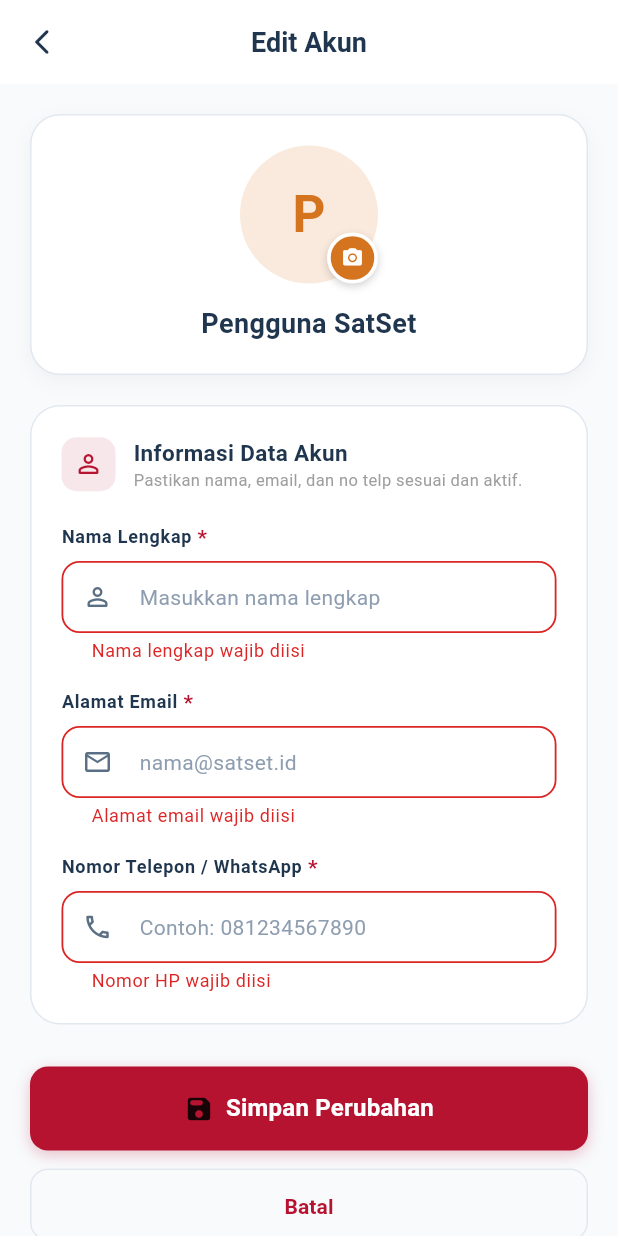
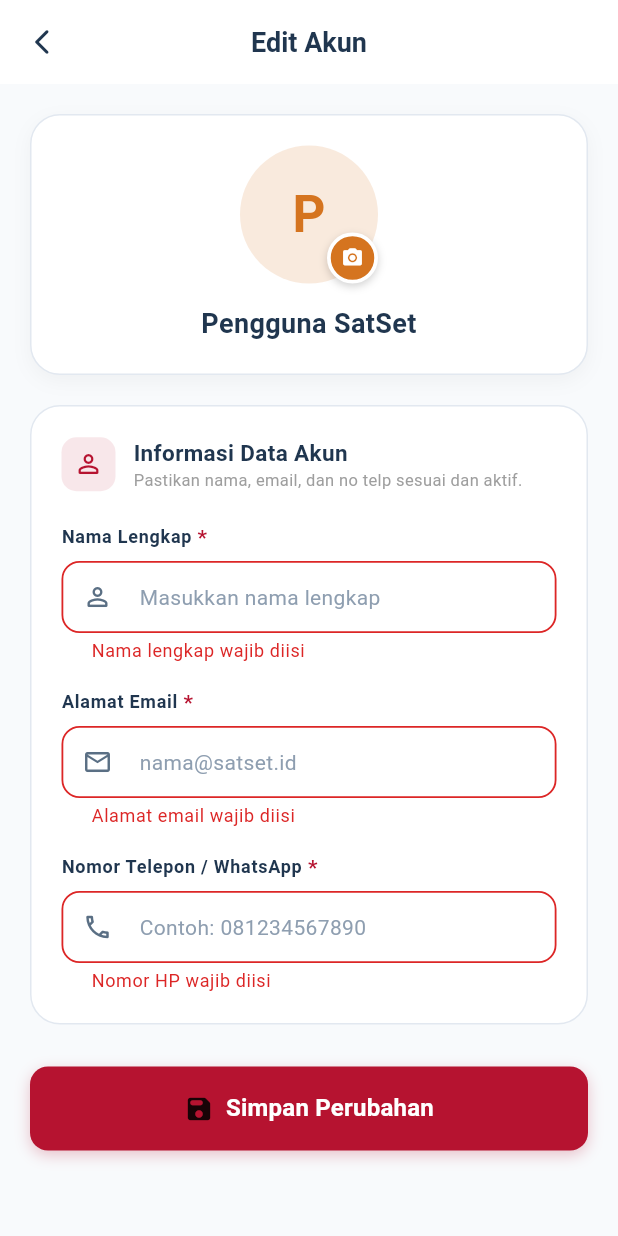
Before and after one commit to ahimshasatyag/satset, a Flutter app: the EditAccountPage screen opened directly, after a tap on "Simpan Perubahan", on a phone screen of 412 x 824 dp. Run offline on Flutter 3.47's test engine with Material 3 defaults, Android fonts, the phone set to English and light mode, and no system bars; our stand-ins replace equatable, flutter_bloc, flutter_map, geolocator, google_sign_in, image_picker and 4 more; accounts and stored records are empty.

Commit message:
feat(account): add EditAccountSkeleton loading state and remove Batal button

```diff
--- a/lib/features/account/presentation/pages/edit_account_page.dart
+++ b/lib/features/account/presentation/pages/edit_account_page.dart
@@ -15,6 +15,9 @@ import '../../../auth/domain/entities/user.dart';
 import '../../domain/entities/user_account.dart';
 import '../bloc/account_bloc.dart';
 import '../bloc/account_event.dart';
+import '../widgets/edit_account_skeleton.dart';
+
+export '../widgets/edit_account_skeleton.dart';
 
 /// Halaman Edit Akun SatSet
 /// Memperbarui Foto Profil, Nama Lengkap, Email, dan Nomor Telepon langsung ke tabel
@@ -712,19 +715,7 @@ class _EditAccountPageState extends State<EditAccountPage> {
         ),
       ),
       body: _isLoading
-          ? const Center(
-              child: Column(
-                mainAxisAlignment: MainAxisAlignment.center,
-                children: [
-                  CircularProgressIndicator(),
-                  SizedBox(height: 16),
-                  Text(
-                    'Memuat informasi profil dari database...',
-                    style: TextStyle(fontSize: 13, color: Colors.grey),
-                  ),
-                ],
-              ),
-            )
+          ? const EditAccountSkeleton()
           : RefreshIndicator(
               onRefresh: _loadProfileFromSupabase,
               child: SingleChildScrollView(
@@ -788,24 +779,6 @@ class _EditAccountPageState extends State<EditAccountPage> {
                         size: ButtonSize.large,
                         prefixIcon: const Icon(Icons.save_rounded, size: 20),
                         onPressed: _saveAccount,
-                      ),
-                      const SizedBox(height: 12),
-                      OutlinedButton(
-                        style: OutlinedButton.styleFrom(
-                          minimumSize: const Size.fromHeight(48),
-                          shape: RoundedRectangleBorder(
-                            borderRadius: BorderRadius.circular(12),
-                          ),
-                          side: BorderSide(
-                            color: isDark
-                                ? AppColors.borderDark
-                                : AppColors.borderLight,
-                          ),
-                        ),
-                        onPressed: _isSaving
-                            ? null
-                            : () => Navigator.of(context).pop(false),
-                        child: const Text('Batal'),
                       ),
                       const SizedBox(height: 24),
                     ],
--- /dev/null
+++ b/lib/features/account/presentation/widgets/edit_account_skeleton.dart
@@ -0,0 +1,227 @@
+import 'package:flutter/material.dart';
+import '../../../../shared/theme/theme.dart';
+
+/// Widget skeleton loading placeholder untuk Halaman Edit Akun (EditAccountPage) SatSet.
+/// Menampilkan animasi shimmer halus menyerupai kartu foto profil avatar,
+/// form field (Nama Lengkap, Email, No HP), dan tombol simpan.
+class EditAccountSkeleton extends StatefulWidget {
+  final ScrollPhysics? physics;
+
+  const EditAccountSkeleton({
+    super.key,
+    this.physics,
+  });
+
+  @override
+  State<EditAccountSkeleton> createState() => _EditAccountSkeletonState();
+}
+
+class _EditAccountSkeletonState extends State<EditAccountSkeleton>
+    with SingleTickerProviderStateMixin {
+  late AnimationController _animController;
+  late Animation<double> _animation;
+
+  @override
+  void initState() {
+    super.initState();
+    _animController = AnimationController(
+      vsync: this,
+      duration: const Duration(milliseconds: 1200),
+    )..repeat(reverse: true);
+
+    _animation = Tween<double>(begin: 0.35, end: 0.85).animate(
+      CurvedAnimation(parent: _animController, curve: Curves.easeInOut),
+    );
+  }
+
+  @override
+  void dispose() {
+    _animController.dispose();
+    super.dispose();
+  }
+
+  @override
+  Widget build(BuildContext context) {
+    final isDark = Theme.of(context).brightness == Brightness.dark;
+    final cardBg = isDark ? AppColors.surfaceDark : Colors.white;
+    final borderColor = isDark ? AppColors.borderDark : AppColors.borderLight;
+    final baseColor =
+        isDark ? AppColors.surfaceVariantDark : AppColors.surfaceVariantLight;
+
+    return AnimatedBuilder(
+      animation: _animation,
+      builder: (context, child) {
+        final shimmerColor = baseColor.withValues(alpha: _animation.value);
+
+        return ListView(
+          physics: widget.physics ?? const AlwaysScrollableScrollPhysics(),
+          padding: const EdgeInsets.symmetric(horizontal: 20, vertical: 20),
+          children: [
+            // 1. Shimmer Header Card (Avatar & Nama)
+            _buildHeaderSkeleton(cardBg, borderColor, shimmerColor, isDark),
+            const SizedBox(height: 20),
+
+            // 2. Shimmer Formulir Card (Header section & 3 TextFields)
+            _buildFormSkeleton(cardBg, borderColor, shimmerColor),
+            const SizedBox(height: 28),
+
+            // 3. Shimmer Tombol Simpan
+            Container(
+              height: 54,
+              width: double.infinity,
+              decoration: BoxDecoration(
+                color: shimmerColor,
+                borderRadius: BorderRadius.circular(16),
+              ),
+            ),
+            const SizedBox(height: 24),
+          ],
+        );
+      },
+    );
+  }
+
+  /// Shimmer Card Header Profil & Avatar
+  Widget _buildHeaderSkeleton(
+    Color cardBg,
+    Color borderColor,
+    Color shimmerColor,
+    bool isDark,
+  ) {
+    return Container(
+      width: double.infinity,
+      padding: const EdgeInsets.all(20),
+      decoration: BoxDecoration(
+        color: cardBg,
+        borderRadius: BorderRadius.circular(20),
+        border: Border.all(color: borderColor),
+        boxShadow: [
+          BoxShadow(
+            color: Colors.black.withValues(alpha: isDark ? 0.2 : 0.04),
+            blurRadius: 10,
+            offset: const Offset(0, 4),
+          ),
+        ],
+      ),
+      child: Column(
+        children: [
+          // Lingkaran Avatar
+          Container(
+            width: 92,
+            height: 92,
+            decoration: BoxDecoration(
+              color: shimmerColor,
+              shape: BoxShape.circle,
+            ),
+          ),
+          const SizedBox(height: 14),
+
+          // Nama Pengguna
+          Container(
+            width: 150,
+            height: 18,
+            decoration: BoxDecoration(
+              color: shimmerColor,
+              borderRadius: BorderRadius.circular(9),
+            ),
+          ),
+        ],
+      ),
+    );
+  }
+
+  /// Shimmer Card Formulir Input Akun
+  Widget _buildFormSkeleton(
+    Color cardBg,
+    Color borderColor,
+    Color shimmerColor,
+  ) {
+    return Container(
+      padding: const EdgeInsets.all(20),
+      decoration: BoxDecoration(
+        color: cardBg,
+        borderRadius: BorderRadius.circular(20),
+        border: Border.all(color: borderColor),
+      ),
+      child: Column(
+        crossAxisAlignment: CrossAxisAlignment.start,
+        children: [
+          // Section Title & Icon
+          Row(
+            children: [
+              Container(
+                width: 36,
+                height: 36,
+                decoration: BoxDecoration(
+                  color: shimmerColor,
+                  borderRadius: BorderRadius.circular(10),
+                ),
+              ),
+              const SizedBox(width: 12),
+              Column(
+                crossAxisAlignment: CrossAxisAlignment.start,
+                children: [
+                  Container(
+                    width: 140,
+                    height: 15,
+                    decoration: BoxDecoration(
+                      color: shimmerColor,
+                      borderRadius: BorderRadius.circular(7),
+                    ),
+                  ),
+                  const SizedBox(height: 6),
+                  Container(
+                    width: 210,
+                    height: 11,
+                    decoration: BoxDecoration(
+                      color: shimmerColor,
+                      borderRadius: BorderRadius.circular(5),
+                    ),
+                  ),
+                ],
+              ),
+            ],
+          ),
+          const SizedBox(height: 24),
+
+          // Field 1: Nama Lengkap
+          _buildFieldSkeleton(shimmerColor, labelWidth: 90),
+          const SizedBox(height: 16),
+
+          // Field 2: Alamat Email
+          _buildFieldSkeleton(shimmerColor, labelWidth: 80),
+          const SizedBox(height: 16),
+
+          // Field 3: Nomor Telepon
+          _buildFieldSkeleton(shimmerColor, labelWidth: 100),
+        ],
+      ),
+    );
+  }
+
+  /// Helper untuk shimmer field input
+  Widget _buildFieldSkeleton(Color shimmerColor, {required double labelWidth}) {
+    return Column(
+      crossAxisAlignment: CrossAxisAlignment.start,
+      children: [
+        Container(
+          width: labelWidth,
+          height: 12,
+          decoration: BoxDecoration(
+            color: shimmerColor,
+            borderRadius: BorderRadius.circular(6),
+          ),
+        ),
+        const SizedBox(height: 8),
+        Container(
+          height: 50,
+          width: double.infinity,
+          decoration: BoxDecoration(
+            color: shimmerColor,
+            borderRadius: BorderRadius.circular(12),
+          ),
+        ),
+      ],
+    );
+  }
+}
```
Also changed, not shown: 1 other file.
